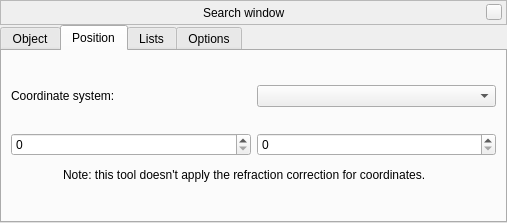
The window that src/gui/searchDialogGui.ui (519984307/stellarium_src) describes before a commit, drawn with Qt 5.
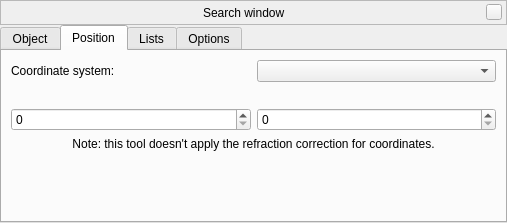
The same window after the commit. The open tabs and pages were chosen to show the change. Custom widgets are drawn as their Qt base class.

Commit message: Cosmetic updates for GUI of Search Tool; Added new lines for translation

```diff
--- a/src/gui/searchDialogGui.ui
+++ b/src/gui/searchDialogGui.ui
@@ -679,20 +679,20 @@
        <item>
         <widget class="QFrame" name="j2000Frame">
          <layout class="QGridLayout" name="gridLayout_2">
-          <item row="0" column="0">
-           <spacer name="verticalSpacer">
-            <property name="orientation">
-             <enum>Qt::Vertical</enum>
+          <item row="2" column="0" colspan="2">
+           <widget class="QLabel" name="label">
+            <property name="text">
+             <string>Note: this tool doesn't apply the refraction correction for coordinates.</string>
             </property>
-            <property name="sizeHint" stdset="0">
-             <size>
-              <width>20</width>
-              <height>20</height>
-             </size>
+            <property name="alignment">
+             <set>Qt::AlignCenter</set>
             </property>
-           </spacer>
+            <property name="wordWrap">
+             <bool>true</bool>
+            </property>
+           </widget>
           </item>
-          <item row="2" column="1">
+          <item row="1" column="1">
            <layout class="QVBoxLayout" name="AxisYLayout">
             <item>
              <widget class="QLabel" name="AxisYLabel">
@@ -713,7 +713,7 @@
             </item>
            </layout>
           </item>
-          <item row="1" column="0" colspan="2">
+          <item row="0" column="0" colspan="2">
            <layout class="QHBoxLayout" name="coordinateSystemLayout">
             <item>
              <widget class="QLabel" name="coordinateSystemLabel">
@@ -727,20 +727,7 @@
             </item>
            </layout>
           </item>
-          <item row="4" column="0">
-           <spacer name="verticalSpacer_2">
-            <property name="orientation">
-             <enum>Qt::Vertical</enum>
-            </property>
-            <property name="sizeHint" stdset="0">
-             <size>
-              <width>20</width>
-              <height>20</height>
-             </size>
-            </property>
-           </spacer>
-          </item>
-          <item row="2" column="0">
+          <item row="1" column="0">
            <layout class="QVBoxLayout" name="AxisXLayout">
             <item>
              <widget class="QLabel" name="AxisXLabel">
@@ -761,36 +748,18 @@
             </item>
            </layout>
           </item>
-          <item row="3" column="0" colspan="2" alignment="Qt::AlignHCenter">
-           <widget class="QLabel" name="noteLabel">
-            <property name="sizePolicy">
-             <sizepolicy hsizetype="Preferred" vsizetype="Expanding">
-              <horstretch>0</horstretch>
-              <verstretch>0</verstretch>
-             </sizepolicy>
+          <item row="3" column="0" colspan="2">
+           <spacer name="verticalSpacer_2">
+            <property name="orientation">
+             <enum>Qt::Vertical</enum>
             </property>
-            <property name="minimumSize">
+            <property name="sizeHint" stdset="0">
              <size>
-              <width>380</width>
-              <height>0</height>
+              <width>20</width>
+              <height>40</height>
              </size>
             </property>
-            <property name="maximumSize">
-             <size>
-              <width>1000</width>
-              <height>16777215</height>
-             </size>
-            </property>
-            <property name="text">
-             <string>Note: this tool doesn't apply the refraction correction for coordinates.</string>
-            </property>
-            <property name="alignment">
-             <set>Qt::AlignLeading|Qt::AlignLeft|Qt::AlignVCenter</set>
-            </property>
-            <property name="wordWrap">
-             <bool>true</bool>
-            </property>
-           </widget>
+           </spacer>
           </item>
          </layout>
         </widget>
```
Left out of the diff: 13 changed lines with no effect on the pictures.
